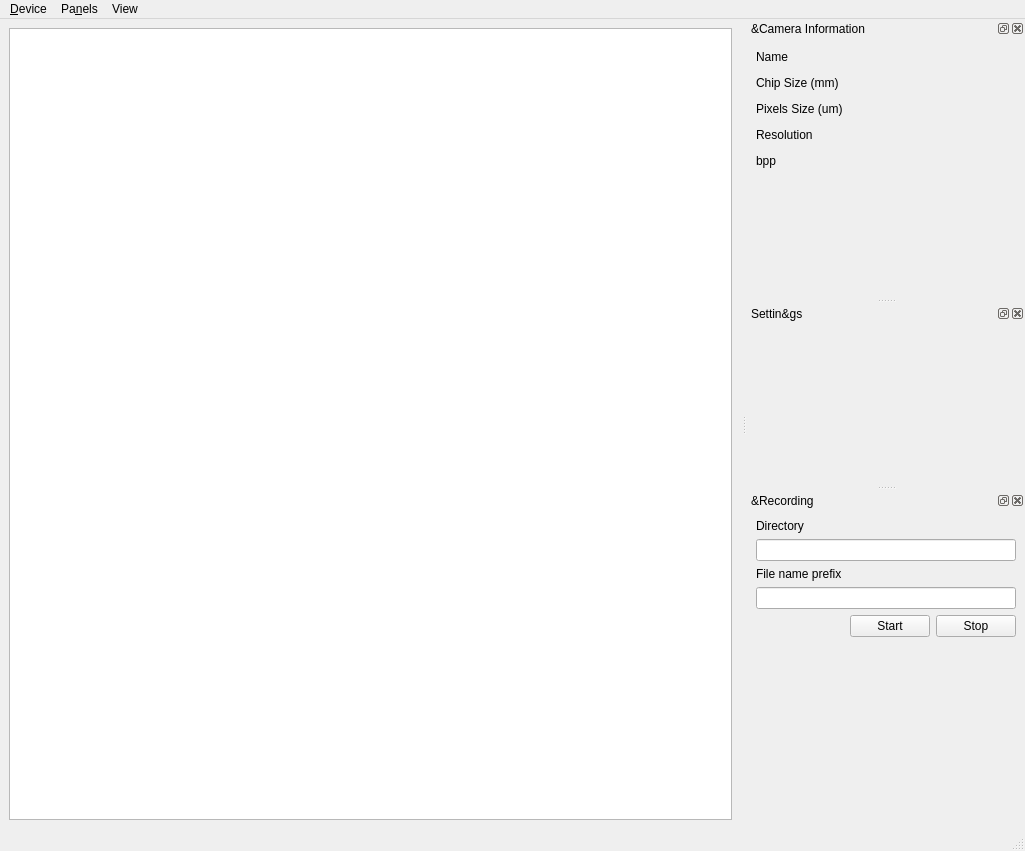
This is src/planetaryimager_mainwindow.ui in GuLinux/PlanetaryImager as Qt 5 draws it before an edit. The edited form follows.
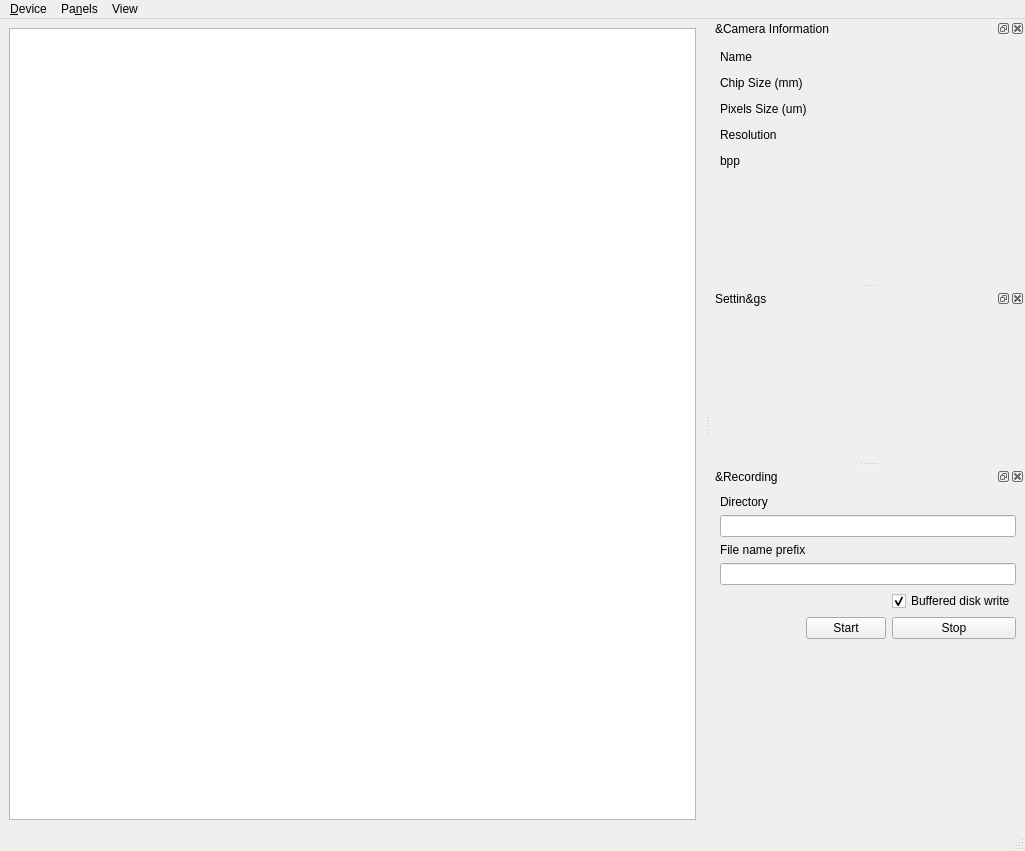
This is the edited form. Icons and pictures are not drawn.

What changed in the file:
```diff
--- a/src/planetaryimager_mainwindow.ui
+++ b/src/planetaryimager_mainwindow.ui
@@ -299,7 +299,7 @@
        </property>
       </widget>
      </item>
-     <item row="4" column="0">
+     <item row="7" column="0">
       <spacer name="horizontalSpacer_6">
        <property name="orientation">
         <enum>Qt::Horizontal</enum>
@@ -312,21 +312,21 @@
        </property>
       </spacer>
      </item>
-     <item row="4" column="1" colspan="2">
+     <item row="7" column="1" colspan="2">
       <widget class="QPushButton" name="start_recording">
        <property name="text">
         <string>Start</string>
        </property>
       </widget>
      </item>
-     <item row="4" column="3">
+     <item row="7" column="3">
       <widget class="QPushButton" name="stop_recording">
        <property name="text">
         <string>Stop</string>
        </property>
       </widget>
      </item>
-     <item row="5" column="2">
+     <item row="8" column="2">
       <spacer name="verticalSpacer_3">
        <property name="orientation">
         <enum>Qt::Vertical</enum>
@@ -345,6 +345,16 @@
      <item row="1" column="0" colspan="4">
       <widget class="QLineEdit" name="saveDirectory"/>
      </item>
+     <item row="6" column="3">
+      <widget class="QCheckBox" name="save_file_buffered">
+       <property name="text">
+        <string>Buffered disk write</string>
+       </property>
+       <property name="checked">
+        <bool>true</bool>
+       </property>
+      </widget>
+     </item>
     </layout>
    </widget>
   </widget>
```
Left out of the diff: 2 changed lines with no effect on the pictures.
